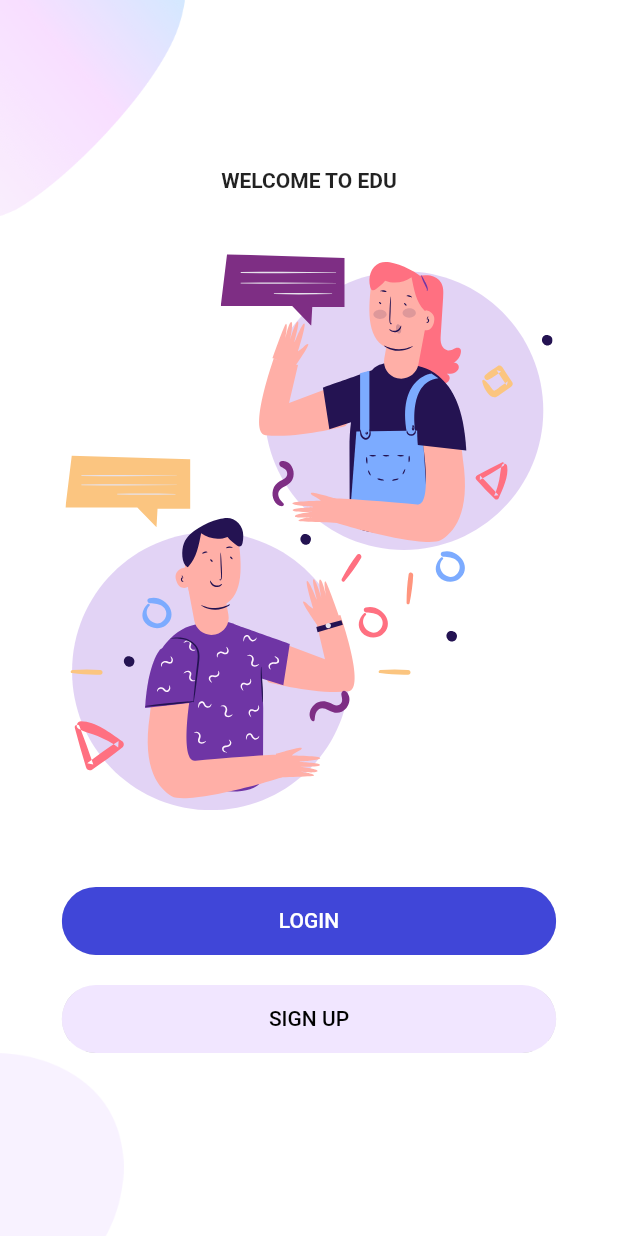
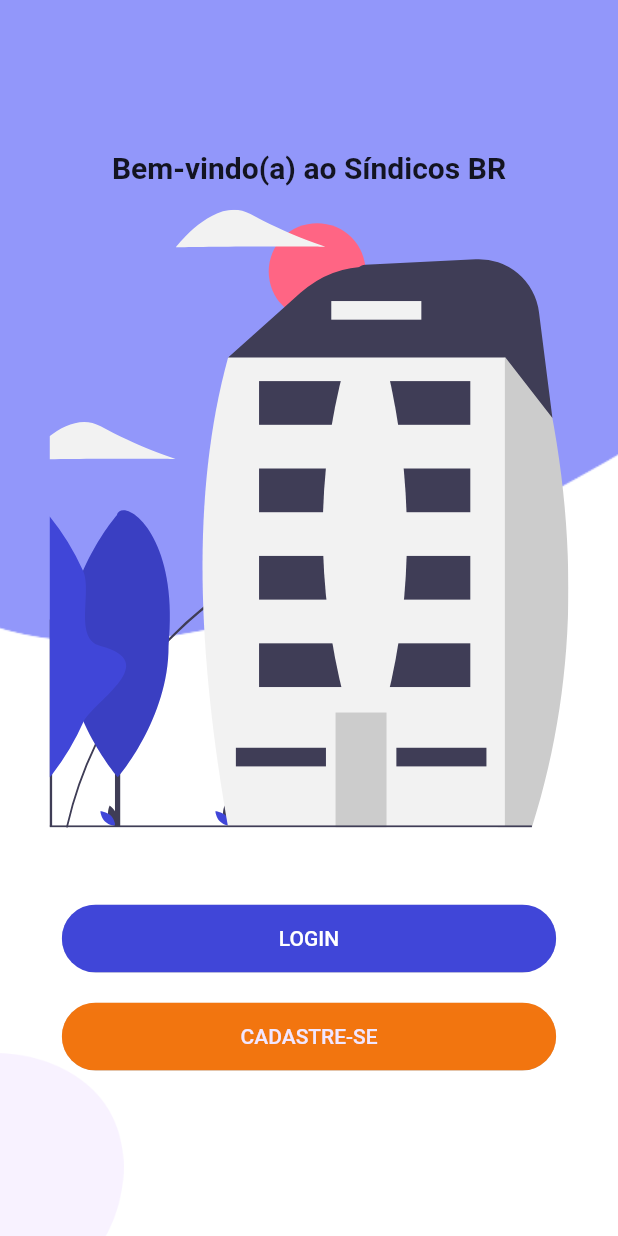
Before and after one commit to advairjunior/SindicosBR, a Flutter app: the screen it shows after launch, on a phone screen of 412 x 824 dp. Run offline on Flutter 3.47's test engine with Material 2 defaults, Android fonts, the phone set to English and light mode, and no system bars; our stand-ins replace flutter_svg.

Commit message:
"Tela inicial e cadastro. 	new file:   assets/icons/cominghome.svg 	modified:   lib/Screens/Signup/components/body/body_mobile.dart 	modified:   lib/Screens/Welcome/components/background.dart 	modified:   lib/Screens/Welcome/components/body/body_mobile.dart

```diff
--- a/lib/Screens/Signup/components/body/body_mobile.dart
+++ b/lib/Screens/Signup/components/body/body_mobile.dart
@@ -24,10 +24,10 @@ class BodyMobile extends StatelessWidget {
               "Cadastre-se",
               style: TextStyle(fontWeight: FontWeight.bold, fontSize: 27),
             ),
-            SizedBox(height: size.height * 0.001),
+            SizedBox(height: size.height / 100),
             SvgPicture.asset(
               "assets/icons/sing-in.svg",
-              height: size.height / 3,
+              height: size.height / 5,
             ),
             RoundedInputField(
               hintText: "Nome Completo",
@@ -44,7 +44,7 @@ class BodyMobile extends StatelessWidget {
               text: "Cadastrar",
               press: () {},
             ),
-            SizedBox(height: size.height * 0.03),
+            SizedBox(height: size.height / 200),
             AlreadyHaveAnAccountCheck(
               login: false,
               press: () {
--- a/lib/Screens/Welcome/components/background.dart
+++ b/lib/Screens/Welcome/components/background.dart
@@ -17,11 +17,9 @@ class Background extends StatelessWidget {
         alignment: Alignment.center,
         children: <Widget>[
           Positioned(
-            top: 0,
-            left: 0,
+            top: -1030,
             child: Image.asset(
-              "assets/images/main_top.png",
-              width: size.width * 0.3,
+              "assets/images/contorno_cima.png",
             ),
           ),
           Positioned(
--- a/lib/Screens/Welcome/components/body/body_mobile.dart
+++ b/lib/Screens/Welcome/components/body/body_mobile.dart
@@ -19,13 +19,16 @@ class BodyMobile extends StatelessWidget {
           mainAxisAlignment: MainAxisAlignment.center,
           children: <Widget>[
             const Text(
-              "WELCOME TO EDU",
-              style: TextStyle(fontWeight: FontWeight.bold),
+              "Bem-vindo(a) ao Síndicos BR",
+              style: TextStyle(fontWeight: FontWeight.bold, fontSize: 20),
             ),
-            SizedBox(height: size.height * 0.05),
+            SizedBox(
+              height: size.height * 0.02,
+              width: size.width * 5,
+            ),
             SvgPicture.asset(
-              "assets/icons/chat.svg",
-              height: size.height * 0.45,
+              "assets/icons/cominghome.svg",
+              height: size.height / 2,
             ),
             SizedBox(height: size.height * 0.05),
             RoundedButton(
@@ -42,9 +45,9 @@ class BodyMobile extends StatelessWidget {
               },
             ),
             RoundedButton(
-              text: "SIGN UP",
-              color: kPrimaryLightColor,
-              textColor: Colors.black,
+              text: "CADASTRE-SE",
+              color: Color.fromARGB(249, 243, 115, 11),
+              textColor: kPrimaryLightColor,
               press: () {
                 Navigator.push(
                   context,
```
Also changed, not shown: assets/icons/cominghome.svg (added).
